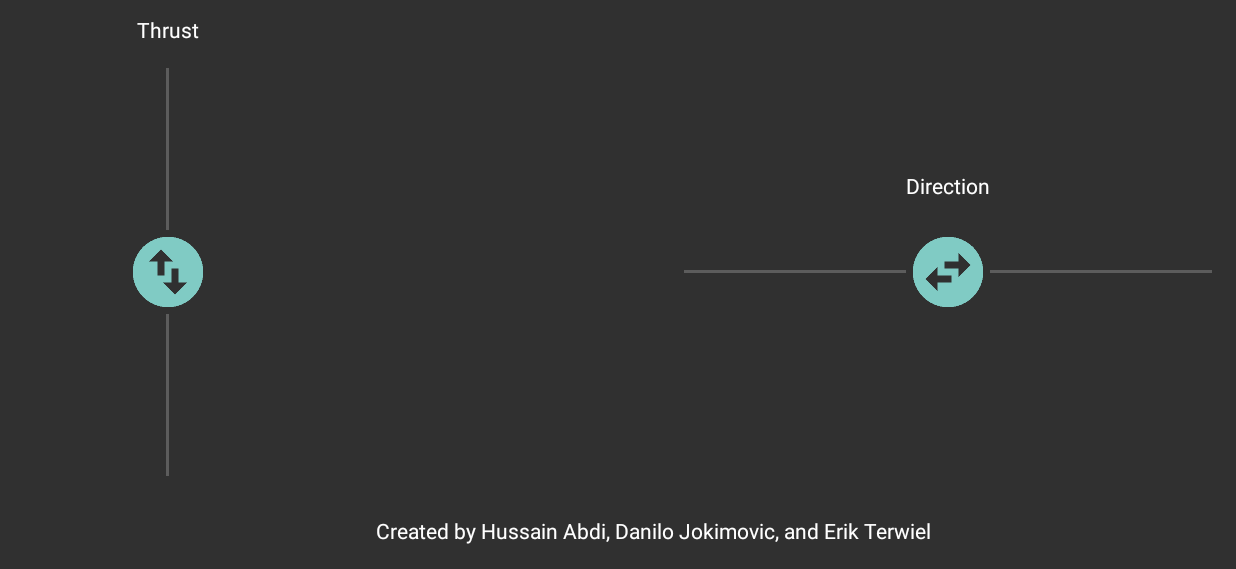
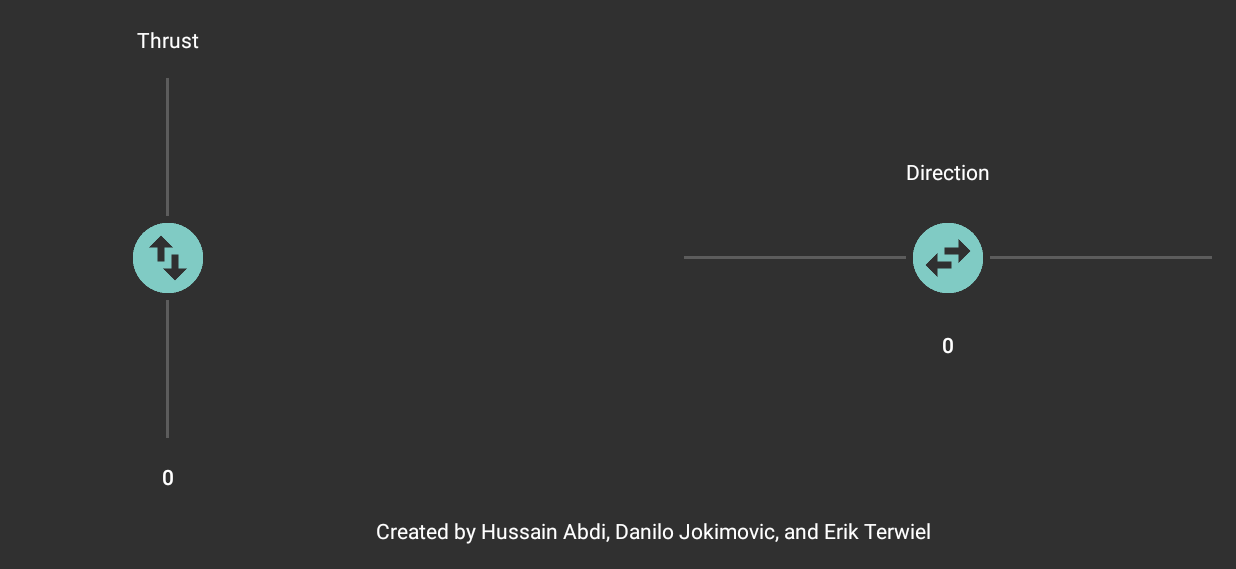
Before and after one commit to erikterwiel/DHMODestroyer, an Android app: the ControllerActivity screen opened directly, with no data from a screen before it, on a phone screen of 824 x 412 dp (held sideways), the part 49-618 px from its top. Run offline under Robolectric (Android 15) with nearby library versions, the phone set to English and light mode, and no system bars; 2 statements that could not run were skipped.

Commit message:
Added joystick value displays to ControllerActivity

```diff
--- a/app/src/main/java/erikterwiel/dhmodestroyer/ControllerActivity.java
+++ b/app/src/main/java/erikterwiel/dhmodestroyer/ControllerActivity.java
@@ -16,6 +16,9 @@ import android.util.TypedValue;
 import android.view.View;
 import android.view.animation.DecelerateInterpolator;
 import android.widget.SeekBar;
+import android.widget.TextView;
+
+import org.w3c.dom.Text;
 
 import java.io.IOException;
 import java.util.UUID;
@@ -30,6 +33,8 @@ public class ControllerActivity extends AppCompatActivity {
     private BluetoothSocket mBluetoothSocket;
     private SeekBar mVerticalStick;
     private SeekBar mHorizontalStick;
+    private TextView mVerticalValue;
+    private TextView mHorizontalValue;
 
     @Override
     protected void onCreate(Bundle savedInstanceState) {
@@ -51,10 +56,14 @@ public class ControllerActivity extends AppCompatActivity {
 
         mVerticalStick = (SeekBar) findViewById(R.id.controller_vertical_stick);
         mHorizontalStick = (SeekBar) findViewById(R.id.controller_horizontal_stick);
+        mVerticalValue = (TextView) findViewById(R.id.controller_vertical_value);
+        mHorizontalValue = (TextView) findViewById(R.id.controller_horizontal_value);
+
 
         mVerticalStick.setOnSeekBarChangeListener(new SeekBar.OnSeekBarChangeListener() {
             @Override
             public void onProgressChanged(SeekBar seekBar, int progress, boolean fromUser) {
+                mVerticalValue.setText(Integer.toString(progress - 50));
                 try {
                     String toSend = "v" + Integer.toString(progress);
                     Log.i(TAG, "Sending " + toSend + " to DHMO Destroyer");
@@ -76,6 +85,7 @@ public class ControllerActivity extends AppCompatActivity {
         mHorizontalStick.setOnSeekBarChangeListener(new SeekBar.OnSeekBarChangeListener() {
             @Override
             public void onProgressChanged(SeekBar seekBar, int progress, boolean fromUser) {
+                mHorizontalValue.setText(Integer.toString(progress - 50));
                 try {
                     String toSend = "h" + Integer.toString(progress);
                     Log.i(TAG, "Sending " + toSend + " to DHMO Destroyer");
--- a/app/src/main/res/layout/activity_controller.xml
+++ b/app/src/main/res/layout/activity_controller.xml
@@ -32,12 +32,18 @@
                 android:textAppearance="@style/TextAppearance.AppCompat.Body1"/>
             <SeekBar
                 android:id="@+id/controller_vertical_stick"
-                android:layout_width="304dp"
-                android:layout_height="304dp"
+                android:layout_width="272dp"
+                android:layout_height="272dp"
                 android:rotation="270"
                 android:progress="50"
                 android:clickable="false"
                 android:progressTint="@color/colorSeekBar"/>
+            <TextView
+                android:id="@+id/controller_vertical_value"
+                android:layout_width="wrap_content"
+                android:layout_height="wrap_content"
+                android:text="@string/controller_value_default"
+                android:textAppearance="@style/TextAppearance.AppCompat.Body2"/>
         </LinearLayout>
         <View
             android:layout_width="match_parent"
@@ -61,6 +67,12 @@
                 android:progress="50"
                 android:clickable="false"
                 android:progressTint="@color/colorSeekBar"/>
+            <TextView
+                android:id="@+id/controller_horizontal_value"
+                android:layout_width="wrap_content"
+                android:layout_height="wrap_content"
+                android:text="@string/controller_value_default"
+                android:textAppearance="@style/TextAppearance.AppCompat.Body2"/>
         </LinearLayout>
     </LinearLayout>
     <TextView
--- a/app/src/main/res/values/strings.xml
+++ b/app/src/main/res/values/strings.xml
@@ -9,5 +9,6 @@
     <string name="controller_title">DHMO Destroyer</string>
     <string name="controller_thrust">Thrust</string>
     <string name="controller_direction">Direction</string>
+    <string name="controller_value_default">0</string>
     <string name="controller_signature">Created by Hussain Abdi, Danilo Jokimovic, and Erik Terwiel</string>
 </resources>
```
